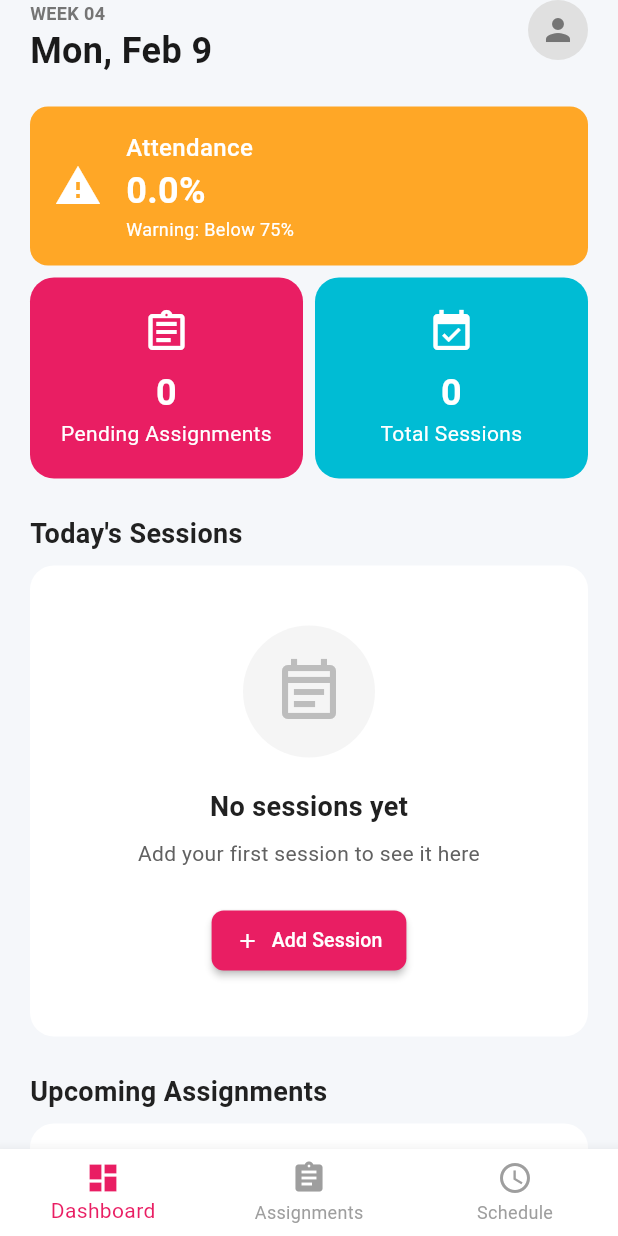
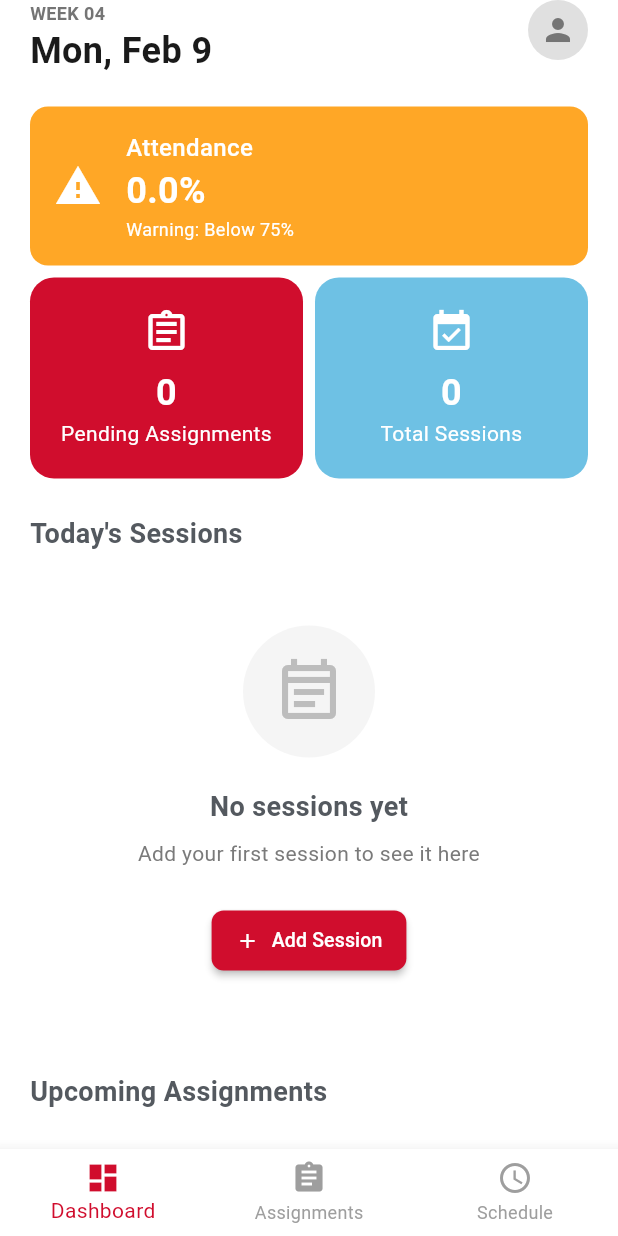
Before and after one commit to HelloWorldVictor/mobile_app_dev_formative_1, a Flutter app: the screen it shows after launch, on a phone screen of 412 x 824 dp. Run offline on Flutter 3.47's test engine with Material 3 defaults, Android fonts, the phone set to English and light mode, and no system bars; our stand-ins replace sqflite; accounts and stored records are empty.

Commit message:
New changes in constant file

```diff
--- a/lib/utils/constants.dart
+++ b/lib/utils/constants.dart
@@ -1,43 +1,43 @@
 import 'package:flutter/material.dart';
 
 class AppColors {
-  // ALU Primary Colors - Enhanced
-  static const Color primary = Color(0xFFE91E63); // Vibrant Pink
-  static const Color primaryDark = Color(0xFFC2185B); // Deep Pink
-  static const Color primaryLight = Color(0xFFF8BBD0); // Light Pink
+  // ALU Primary Colors - From Official CSS Variables
+  static const Color primary = Color(0xFFD00D2D); // ALU Red - Primary Buttons
+  static const Color primaryDark = Color(0xFFB00A25); // Darker Red
+  static const Color primaryLight = Color(0xFFE04A5F); // Lighter Red
 
-  static const Color secondary = Color(0xFF1A237E); // Rich Indigo
-  static const Color secondaryDark = Color(0xFF0D1642); // Deep Navy
-  static const Color secondaryLight = Color(0xFF3949AB); // Bright Indigo
+  static const Color secondary = Color(0xFF002E6D); // ALU Navy Blue
+  static const Color secondaryDark = Color(0xFF001F4D); // Deep Navy
+  static const Color secondaryLight = Color(0xFF1A4A8A); // Lighter Navy
 
-  static const Color accent = Color(0xFF00BCD4); // Cyan Accent
-  static const Color accentLight = Color(0xFF80DEEA); // Light Cyan
-  static const Color accentDark = Color(0xFF00838F); // Dark Cyan
+  static const Color accent = Color(0xFF6EC1E4); // ALU Sky Blue Accent
+  static const Color accentLight = Color(0xFF9DD4ED); // Light Sky Blue
+  static const Color accentDark = Color(0xFF4FA8CC); // Dark Sky Blue
 
-  // Functional Colors - Enhanced
-  static const Color success = Color(0xFF4CAF50); // Material Green
-  static const Color successLight = Color(0xFF81C784); // Light Green
+  // Functional Colors - Using ALU Brand Colors
+  static const Color success = Color(0xFF61CE70); // ALU Green
+  static const Color successLight = Color(0xFF8EDBA0); // Light Green
   static const Color warning = Color(0xFFFFA726); // Warm Orange
   static const Color warningLight = Color(0xFFFFCC80); // Light Orange
-  static const Color danger = Color(0xFFE53935); // Vivid Red
-  static const Color dangerLight = Color(0xFFEF5350); // Light Red
-  static const Color info = Color(0xFF2196F3); // Bright Blue
-  static const Color infoLight = Color(0xFF64B5F6); // Light Blue
+  static const Color danger = Color(0xFFD00D2D); // ALU Red
+  static const Color dangerLight = Color(0xFFE04A5F); // Light Red
+  static const Color info = Color(0xFF6EC1E4); // ALU Sky Blue
+  static const Color infoLight = Color(0xFF9DD4ED); // Light Sky Blue
 
-  // Neutral Colors - Enhanced
-  static const Color background = Color(0xFFF5F7FA); // Soft Blue-Grey
-  static const Color backgroundDark = Color(0xFFECEFF1); // Darker Grey
+  // Neutral Colors - Clean White Theme
+  static const Color background = Color(0xFFFFFFFF); // Pure White
+  static const Color backgroundDark = Color(0xFFF8F9FA); // Off White
   static const Color surface = Color(0xFFFFFFFF); // Pure White
   static const Color surfaceElevated = Color(0xFFFAFBFC); // Slightly Off-White
 
-  static const Color text = Color(0xFF212121); // Rich Black
-  static const Color textSecondary = Color(0xFF616161); // Medium Grey
+  static const Color text = Color(0xFF54595F); // ALU Secondary Text
+  static const Color textSecondary = Color(0xFF7A7A7A); // ALU Text Color
   static const Color textLight = Color(0xFF9E9E9E); // Light Grey
   static const Color textDisabled = Color(0xFFBDBDBD); // Disabled Grey
 
   // Borders & Dividers
-  static const Color border = Color(0xFFE0E0E0); // Light Border
-  static const Color divider = Color(0xFFEEEEEE); // Subtle Divider
+  static const Color border = Color(0xFFE5E7EB); // Light Border
+  static const Color divider = Color(0xFFF3F4F6); // Subtle Divider
 
   // Gradients
   static const LinearGradient primaryGradient = LinearGradient(
```
